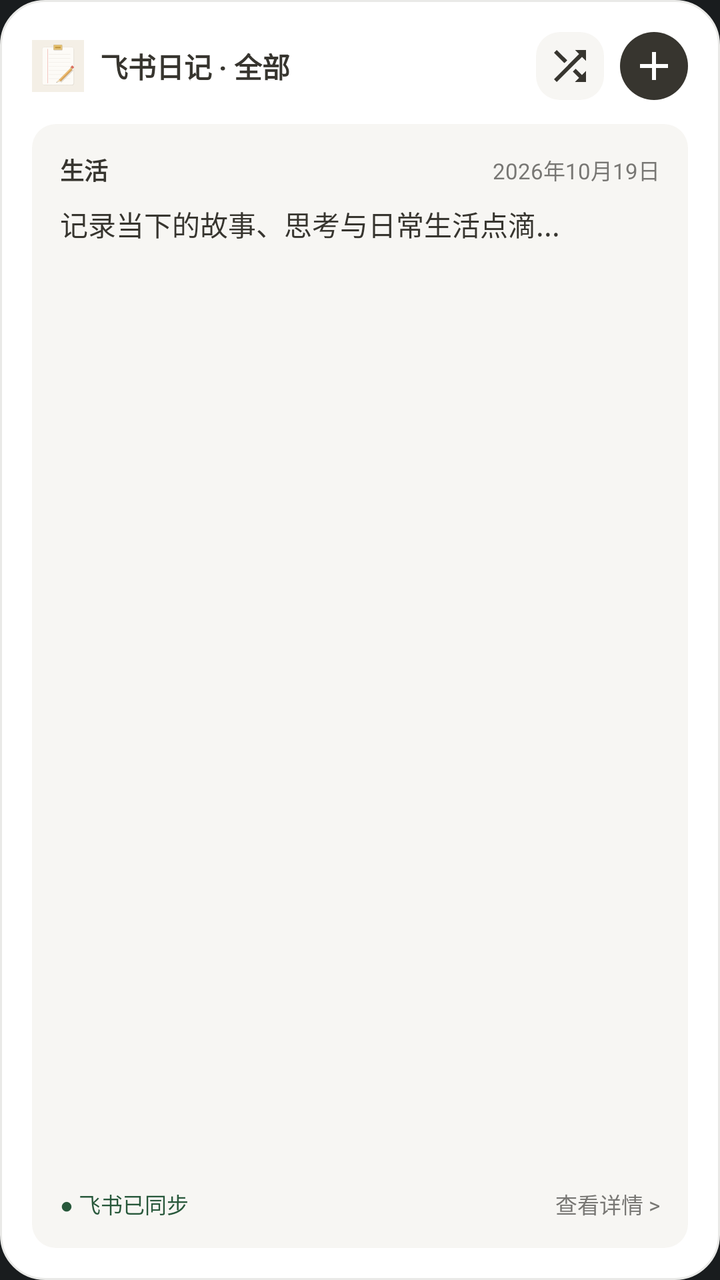
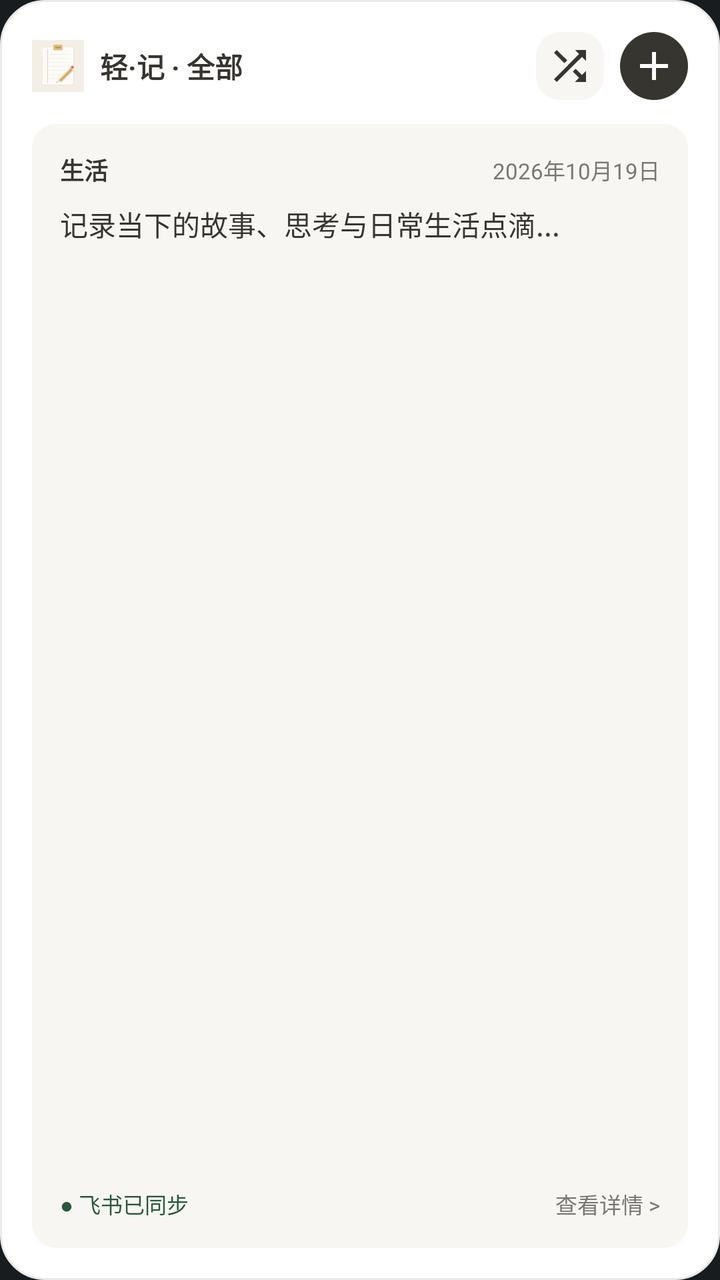

Screens rendered from an Android XML layout before and after an edit, with the pre-edit source and the edit as a unified diff.
<!-- AndroidManifest.xml: application theme Theme.MyApplication -->
<!-- res/layout/widget_diary_layout.xml -->
<?xml version="1.0" encoding="utf-8"?>
<LinearLayout xmlns:android="http://schemas.android.com/apk/res/android"
    android:id="@+id/widget_root"
    android:layout_width="match_parent"
    android:layout_height="match_parent"
    android:background="@drawable/widget_background"
    android:orientation="vertical"
    android:padding="16dp">

    
    <LinearLayout
        android:layout_width="match_parent"
        android:layout_height="wrap_content"
        android:gravity="center_vertical"
        android:orientation="horizontal">

        <ImageView
            android:layout_width="26dp"
            android:layout_height="26dp"
            android:contentDescription="@string/app_name"
            android:src="@mipmap/ic_launcher" />

        <TextView
            android:id="@+id/widget_tag_badge"
            android:layout_width="0dp"
            android:layout_height="wrap_content"
            android:layout_marginStart="8dp"
            android:layout_weight="1"
            android:ellipsize="end"
            android:maxLines="1"
            android:text="飞书日记 · 全部"
            android:textColor="@color/widget_text_primary"
            android:textSize="14sp"
            android:textStyle="bold" />

        
        <ImageButton
            android:id="@+id/widget_btn_random"
            android:layout_width="34dp"
            android:layout_height="34dp"
            android:layout_marginEnd="8dp"
            android:background="@drawable/widget_card_background"
            android:contentDescription="随机换一篇"
            android:padding="6dp"
            android:src="@drawable/ic_shuffle_24" />

        
        <ImageButton
            android:id="@+id/widget_btn_add"
            android:layout_width="34dp"
            android:layout_height="34dp"
            android:background="@drawable/widget_icon_button_bg"
            android:contentDescription="写日记"
            android:padding="6dp"
            android:src="@drawable/ic_add_24" />
    </LinearLayout>

    
    <LinearLayout
        android:id="@+id/widget_entry_container"
        android:layout_width="match_parent"
        android:layout_height="0dp"
        android:layout_marginTop="12dp"
        android:layout_weight="1"
        android:background="@drawable/widget_card_background"
        android:orientation="vertical"
        android:padding="14dp">

        
        <LinearLayout
            android:layout_width="match_parent"
            android:layout_height="wrap_content"
            android:gravity="center_vertical"
            android:orientation="horizontal">

            <TextView
                android:id="@+id/widget_entry_tag"
                android:layout_width="wrap_content"
                android:layout_height="wrap_content"
                android:text="生活"
                android:textColor="@color/widget_accent"
                android:textSize="12sp"
                android:textStyle="bold" />

            
            <FrameLayout
                android:layout_width="0dp"
                android:layout_height="0dp"
                android:layout_weight="1" />

            <TextView
                android:id="@+id/widget_entry_date"
                android:layout_width="wrap_content"
                android:layout_height="wrap_content"
                android:text="2026年10月19日"
                android:textColor="@color/widget_text_secondary"
                android:textSize="11sp" />
        </LinearLayout>

        
        <TextView
            android:id="@+id/widget_entry_snippet"
            android:layout_width="match_parent"
            android:layout_height="0dp"
            android:layout_marginTop="8dp"
            android:layout_weight="1"
            android:ellipsize="end"
            android:lineSpacingExtra="4dp"
            android:maxLines="8"
            android:text="记录当下的故事、思考与日常生活点滴..."
            android:textColor="@color/widget_text_primary"
            android:textSize="14sp" />

        
        <LinearLayout
            android:layout_width="match_parent"
            android:layout_height="wrap_content"
            android:layout_marginTop="8dp"
            android:gravity="center_vertical"
            android:orientation="horizontal">

            <TextView
                android:id="@+id/widget_entry_sync_status"
                android:layout_width="0dp"
                android:layout_height="wrap_content"
                android:layout_weight="1"
                android:ellipsize="end"
                android:maxLines="1"
                android:text="● 飞书已同步"
                android:textColor="@color/widget_sync_ok"
                android:textSize="11sp" />

            <TextView
                android:layout_width="wrap_content"
                android:layout_height="wrap_content"
                android:text="查看详情 >"
                android:textColor="@color/widget_text_secondary"
                android:textSize="11sp" />
        </LinearLayout>
    </LinearLayout>

    
    <LinearLayout
        android:id="@+id/widget_empty_container"
        android:layout_width="match_parent"
        android:layout_height="0dp"
        android:layout_marginTop="12dp"
        android:layout_weight="1"
        android:background="@drawable/widget_card_background"
        android:gravity="center"
        android:orientation="vertical"
        android:padding="16dp"
        android:visibility="gone">

        <TextView
            android:layout_width="wrap_content"
            android:layout_height="wrap_content"
            android:text="📖"
            android:textSize="32sp" />

        <TextView
            android:id="@+id/widget_empty_text"
            android:layout_width="wrap_content"
            android:layout_height="wrap_content"
            android:layout_marginTop="8dp"
            android:text="暂无日记记录"
            android:textColor="@color/widget_text_primary"
            android:textSize="14sp"
            android:textStyle="bold" />

        <TextView
            android:layout_width="wrap_content"
            android:layout_height="wrap_content"
            android:layout_marginTop="4dp"
            android:text="点击开始记录"
            android:textColor="@color/widget_text_secondary"
            android:textSize="12sp" />
    </LinearLayout>

</LinearLayout>
<!-- resources referenced by this layout -->
<resources>
  <color name="widget_accent">#37352F</color>
  <color name="widget_sync_ok">#28583B</color>
  <color name="widget_text_primary">#37352F</color>
  <color name="widget_text_secondary">#787774</color>
  <!-- drawable ic_add_24 (drawable) -->
  <?xml version="1.0" encoding="utf-8"?>
  <vector xmlns:android="http://schemas.android.com/apk/res/android"
      android:width="24dp"
      android:height="24dp"
      android:viewportWidth="24"
      android:viewportHeight="24">
      <path
          android:fillColor="#FFFFFFFF"
          android:pathData="M19,13h-6v6h-2v-6H5v-2h6V5h2v6h6v2z" />
  </vector>
  <!-- drawable ic_shuffle_24 (drawable) -->
  <?xml version="1.0" encoding="utf-8"?>
  <vector xmlns:android="http://schemas.android.com/apk/res/android"
      android:width="24dp"
      android:height="24dp"
      android:viewportWidth="24"
      android:viewportHeight="24">
      <path
          android:fillColor="#37352F"
          android:pathData="M10.59,9.17L5.41,4 4,5.41l5.17,5.17 1.42,-1.41zM14.5,4l2.04,2.04L4,18.59 5.41,20 17.96,7.46 20,9.5V4h-5.5zm0.33,9.41l-1.41,1.41 3.13,3.13L14.5,20H20v-5.5l-2.04,2.04 -3.13,-3.13z" />
  </vector>
  <!-- drawable widget_background (drawable) -->
  <?xml version="1.0" encoding="utf-8"?>
  <shape xmlns:android="http://schemas.android.com/apk/res/android"
      android:shape="rectangle">
      <corners android:radius="22dp" />
      <solid android:color="@color/widget_bg" />
      <stroke
          android:width="1dp"
          android:color="@color/widget_border" />
  </shape>
  <!-- drawable widget_card_background (drawable) -->
  <?xml version="1.0" encoding="utf-8"?>
  <shape xmlns:android="http://schemas.android.com/apk/res/android"
      android:shape="rectangle">
      <corners android:radius="12dp" />
      <solid android:color="@color/widget_card_bg" />
  </shape>
  <!-- drawable widget_icon_button_bg (drawable) -->
  <?xml version="1.0" encoding="utf-8"?>
  <shape xmlns:android="http://schemas.android.com/apk/res/android"
      android:shape="oval">
      <solid android:color="@color/widget_accent" />
  </shape>
  <!-- mipmap ic_launcher: png bitmap (mipmap-hdpi, 1736 bytes) -->
  <string name="app_name">飞书日记</string>
  <style name="Theme.MyApplication" parent="android:Theme.DeviceDefault.NoActionBar" />
  <color name="widget_bg">#FFFFFF</color>
  <color name="widget_border">#E9E9E7</color>
  <color name="widget_card_bg">#F7F6F3</color>
</resources>

<!-- the commit's change to res/layout/widget_diary_layout.xml (unified diff, before → after) -->
@@ -28,7 +28,7 @@
             android:layout_weight="1"
             android:ellipsize="end"
             android:maxLines="1"
-            android:text="飞书日记 · 全部"
+            android:text="轻·记 · 全部"
             android:textColor="@color/widget_text_primary"
             android:textSize="14sp"
             android:textStyle="bold" />
<!-- resource entries referenced after the edit -->
@@ -50,7 +50,7 @@
       <solid android:color="@color/widget_accent" />
   </shape>
   <!-- mipmap ic_launcher: png bitmap (mipmap-hdpi, 1736 bytes) -->
-  <string name="app_name">飞书日记</string>
+  <string name="app_name">轻·记</string>
   <style name="Theme.MyApplication" parent="android:Theme.DeviceDefault.NoActionBar" />
   <color name="widget_bg">#FFFFFF</color>
   <color name="widget_border">#E9E9E7</color>
